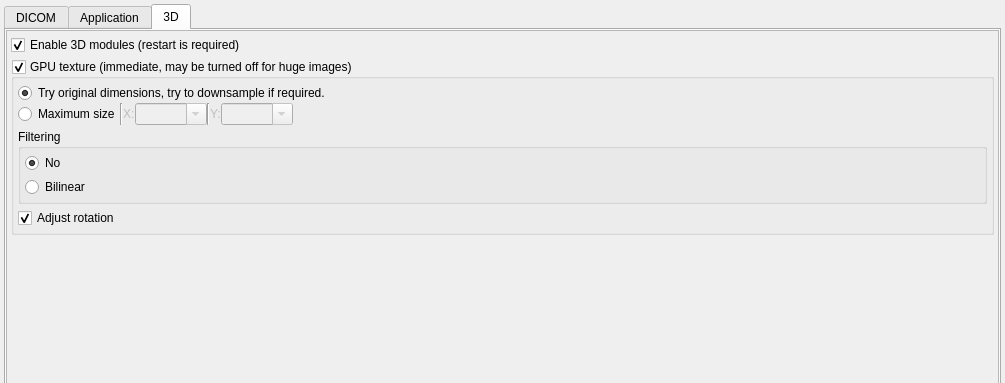
AlizaMedicalImaging/AlizaMS, file GUI/settingswidget.ui: the form before one commit; both pictures show x 0 to 1005 and y 0 to 383 of the 1005 by 653 pixel window.
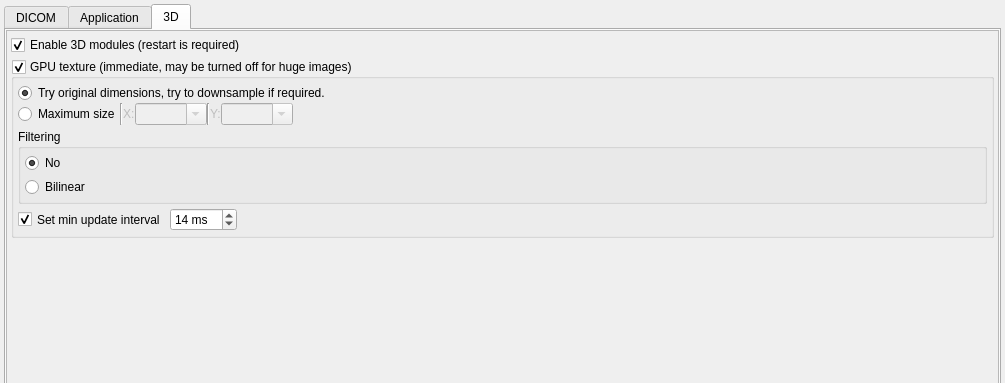
The form after the commit. The open tabs and pages were chosen to show the change.

Commit message:
Update GLWidget ('min. interval' option)
default is 'off', mostly to workaround mysterious
Qt + Wayland issues with (most likely) events compression

```diff
--- a/GUI/settingswidget.ui
+++ b/GUI/settingswidget.ui
@@ -1157,22 +1157,75 @@
                </widget>
               </item>
               <item>
-               <widget class="QCheckBox" name="adjust_checkBox">
-                <property name="sizePolicy">
-                 <sizepolicy hsizetype="Preferred" vsizetype="Preferred">
-                  <horstretch>0</horstretch>
-                  <verstretch>0</verstretch>
-                 </sizepolicy>
+               <widget class="QFrame" name="frame">
+                <property name="frameShape">
+                 <enum>QFrame::NoFrame</enum>
                 </property>
-                <property name="toolTip">
-                 <string>&lt;html&gt;&lt;head/&gt;&lt;body&gt;&lt;p&gt;May be useful for slow graphics. On Linux seems to work better with Wayland.&lt;/p&gt;&lt;/body&gt;&lt;/html&gt;</string>
+                <property name="frameShadow">
+                 <enum>QFrame::Plain</enum>
                 </property>
-                <property name="text">
-                 <string>Adjust rotation</string>
-                </property>
-                <property name="checked">
-                 <bool>true</bool>
-                </property>
+                <layout class="QHBoxLayout" name="horizontalLayout_3">
+                 <property name="spacing">
+                  <number>4</number>
+                 </property>
+                 <property name="margin">
+                  <number>0</number>
+                 </property>
+                 <item>
+                  <widget class="QCheckBox" name="adjust_checkBox">
+                   <property name="sizePolicy">
+                    <sizepolicy hsizetype="Preferred" vsizetype="Preferred">
+                     <horstretch>0</horstretch>
+                     <verstretch>0</verstretch>
+                    </sizepolicy>
+                   </property>
+                   <property name="toolTip">
+                    <string>&lt;html&gt;&lt;head/&gt;&lt;body&gt;&lt;p&gt;This will ensure maximum FPS while rotating or moving the volume, ignoring mouse events.&lt;/p&gt;&lt;/body&gt;&lt;/html&gt;</string>
+                   </property>
+                   <property name="text">
+                    <string>Set min update interval</string>
+                   </property>
+                   <property name="checked">
+                    <bool>true</bool>
+                   </property>
+                  </widget>
+                 </item>
+                 <item>
+                  <widget class="QSpinBox" name="adjust_spinBox">
+                   <property name="sizePolicy">
+                    <sizepolicy hsizetype="Preferred" vsizetype="Preferred">
+                     <horstretch>0</horstretch>
+                     <verstretch>0</verstretch>
+                    </sizepolicy>
+                   </property>
+                   <property name="suffix">
+                    <string> ms</string>
+                   </property>
+                   <property name="minimum">
+                    <number>10</number>
+                   </property>
+                   <property name="maximum">
+                    <number>250</number>
+                   </property>
+                   <property name="value">
+                    <number>14</number>
+                   </property>
+                  </widget>
+                 </item>
+                 <item>
+                  <spacer name="horizontalSpacer_2">
+                   <property name="orientation">
+                    <enum>Qt::Horizontal</enum>
+                   </property>
+                   <property name="sizeHint" stdset="0">
+                    <size>
+                     <width>3</width>
+                     <height>20</height>
+                    </size>
+                   </property>
+                  </spacer>
+                 </item>
+                </layout>
                </widget>
               </item>
              </layout>
```
Left out of the diff: 65 changed lines with no effect on the pictures. The commit also changes 9 other files.
